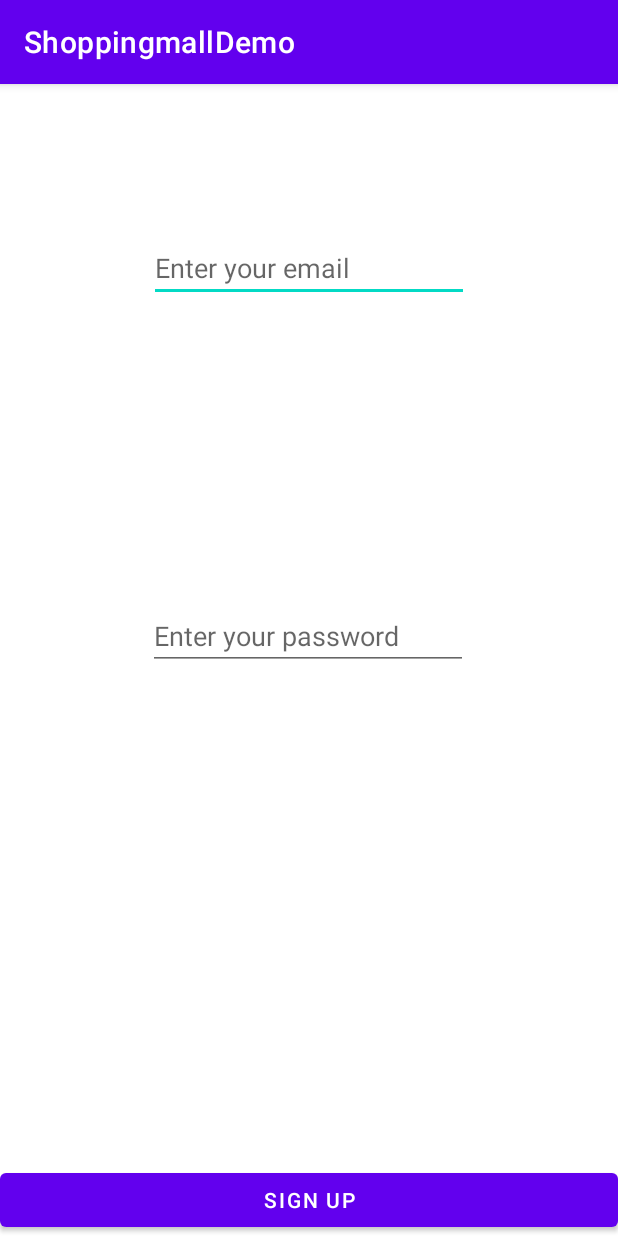
After one commit to wookingwoo/shoppingmall-demo-app, an Android app: the SignupActivity screen opened directly, with no data from a screen before it, on a phone screen of 412 x 824 dp. The commit adds this screen. Run offline under Robolectric (Android 15) with nearby library versions, the phone set to English and light mode, and no system bars.

Commit message:
Add signup ui

```diff
--- a/app/src/main/AndroidManifest.xml
+++ b/app/src/main/AndroidManifest.xml
@@ -10,6 +10,12 @@
         android:supportsRtl="true"
         android:theme="@style/Theme.ShoppingmallDemo">
         <activity
+            android:name=".SigninActivity"
+            android:exported="false" />
+        <activity
+            android:name=".SignupActivity"
+            android:exported="false" />
+        <activity
             android:name=".MainActivity"
             android:exported="true">
             <intent-filter>
--- /dev/null
+++ b/app/src/main/java/com/wookingwoo/shoppingmalldemo/SignupActivity.java
@@ -0,0 +1,14 @@
+package com.wookingwoo.shoppingmalldemo;
+
+import androidx.appcompat.app.AppCompatActivity;
+
+import android.os.Bundle;
+
+public class SignupActivity extends AppCompatActivity {
+
+    @Override
+    protected void onCreate(Bundle savedInstanceState) {
+        super.onCreate(savedInstanceState);
+        setContentView(R.layout.activity_signup);
+    }
+}
--- /dev/null
+++ b/app/src/main/res/layout/activity_signup.xml
@@ -0,0 +1,42 @@
+<?xml version="1.0" encoding="utf-8"?>
+<androidx.constraintlayout.widget.ConstraintLayout xmlns:android="http://schemas.android.com/apk/res/android"
+    xmlns:app="http://schemas.android.com/apk/res-auto"
+    xmlns:tools="http://schemas.android.com/tools"
+    android:layout_width="match_parent"
+    android:layout_height="match_parent"
+    tools:context=".SignupActivity">
+
+    <EditText
+        android:id="@+id/et_email"
+        android:layout_width="wrap_content"
+        android:layout_height="wrap_content"
+        android:layout_marginTop="100dp"
+        android:ems="10"
+        android:hint="Enter your email"
+        android:inputType="textPersonName"
+        app:layout_constraintEnd_toEndOf="parent"
+        app:layout_constraintStart_toStartOf="parent"
+        app:layout_constraintTop_toTopOf="parent" />
+
+    <EditText
+        android:id="@+id/et_pw"
+        android:layout_width="wrap_content"
+        android:layout_height="wrap_content"
+        android:layout_marginTop="200dp"
+        android:ems="10"
+        android:hint="Enter your password"
+        android:inputType="textPersonName"
+        app:layout_constraintEnd_toEndOf="parent"
+        app:layout_constraintHorizontal_bias="0.497"
+        app:layout_constraintStart_toStartOf="parent"
+        app:layout_constraintTop_toBottomOf="@+id/et_email" />
+
+    <Button
+        android:id="@+id/btn_register"
+        android:layout_width="0dp"
+        android:layout_height="wrap_content"
+        android:text="@string/sign_up"
+        app:layout_constraintBottom_toBottomOf="parent"
+        app:layout_constraintEnd_toEndOf="parent"
+        app:layout_constraintStart_toStartOf="parent" />
+</androidx.constraintlayout.widget.ConstraintLayout>
--- a/app/src/main/res/values/strings.xml
+++ b/app/src/main/res/values/strings.xml
@@ -1,3 +1,4 @@
 <resources>
     <string name="app_name">ShoppingmallDemo</string>
+    <string name="sign_up">Sign Up</string>
 </resources>
```
Also changed, not shown: 1 other file.
